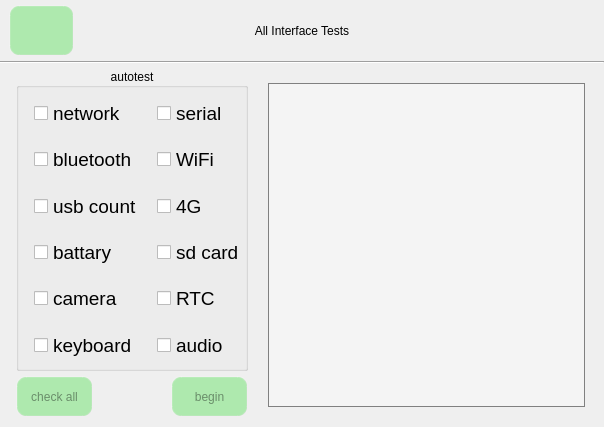
Qt form all_test.ui (jizizihe/baijie_demo) before a commit.
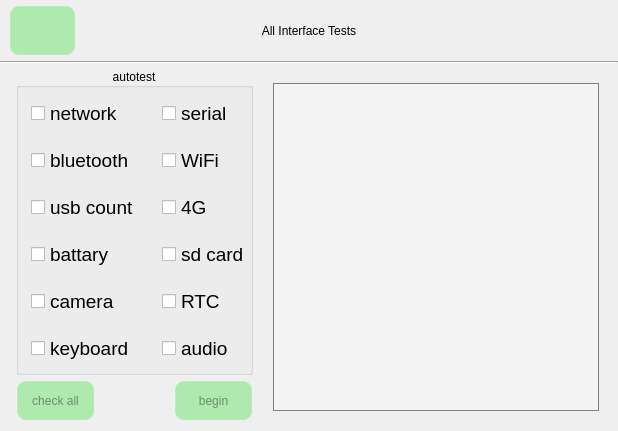
The same form after that commit. Icons and pictures are not drawn.

What changed in the file:
```diff
--- a/all_test.ui
+++ b/all_test.ui
@@ -6,8 +6,8 @@
    <rect>
     <x>0</x>
     <y>0</y>
-    <width>604</width>
-    <height>427</height>
+    <width>618</width>
+    <height>431</height>
    </rect>
   </property>
   <property name="minimumSize">
@@ -231,7 +231,7 @@
           <property name="alignment">
            <set>Qt::AlignCenter</set>
           </property>
-          <layout class="QGridLayout" name="gridLayout" columnstretch="1,3,1,3">
+          <layout class="QGridLayout" name="gridLayout" columnstretch="3,1,3">
            <property name="leftMargin">
             <number>0</number>
            </property>
@@ -247,8 +247,198 @@
            <property name="spacing">
             <number>0</number>
            </property>
-           <item row="0" column="1" rowspan="2">
+           <item row="0" column="2" rowspan="2">
+            <layout class="QVBoxLayout" name="verticalLayout_4">
+             <property name="topMargin">
+              <number>2</number>
+             </property>
+             <item>
+              <widget class="QCheckBox" name="serialChk">
+               <property name="sizePolicy">
+                <sizepolicy hsizetype="Minimum" vsizetype="Minimum">
+                 <horstretch>0</horstretch>
+                 <verstretch>0</verstretch>
+                </sizepolicy>
+               </property>
+               <property name="minimumSize">
+                <size>
+                 <width>0</width>
+                 <height>0</height>
+                </size>
+               </property>
+               <property name="maximumSize">
+                <size>
+                 <width>16777215</width>
+                 <height>16777215</height>
+                </size>
+               </property>
+               <property name="font">
+                <font>
+                 <pointsize>14</pointsize>
+                </font>
+               </property>
+               <property name="text">
+                <string>serial</string>
+               </property>
+              </widget>
+             </item>
+             <item>
+              <widget class="QCheckBox" name="wifiChk">
+               <property name="sizePolicy">
+                <sizepolicy hsizetype="Minimum" vsizetype="Minimum">
+                 <horstretch>0</horstretch>
+                 <verstretch>0</verstretch>
+                </sizepolicy>
+               </property>
+               <property name="minimumSize">
+                <size>
+                 <width>0</width>
+                 <height>0</height>
+                </size>
+               </property>
+               <property name="maximumSize">
+                <size>
+                 <width>16777215</width>
+                 <height>16777215</height>
+                </size>
+               </property>
+               <property name="font">
+                <font>
+                 <pointsize>14</pointsize>
+                </font>
+               </property>
+               <property name="text">
+                <string>WiFi</string>
+               </property>
+              </widget>
+             </item>
+             <item>
+              <widget class="QCheckBox" name="simChk">
+               <property name="sizePolicy">
+                <sizepolicy hsizetype="Minimum" vsizetype="Minimum">
+                 <horstretch>0</horstretch>
+                 <verstretch>0</verstretch>
+                </sizepolicy>
+               </property>
+               <property name="minimumSize">
+                <size>
+                 <width>0</width>
+                 <height>0</height>
+                </size>
+               </property>
+               <property name="maximumSize">
+                <size>
+                 <width>16777215</width>
+                 <height>16777215</height>
+                </size>
+               </property>
+               <property name="font">
+                <font>
+                 <pointsize>14</pointsize>
+                </font>
+               </property>
+               <property name="text">
+                <string>4G</string>
+               </property>
+              </widget>
+             </item>
+             <item>
+              <widget class="QCheckBox" name="sdcardChk">
+               <property name="sizePolicy">
+                <sizepolicy hsizetype="Minimum" vsizetype="Minimum">
+                 <horstretch>0</horstretch>
+                 <verstretch>0</verstretch>
+                </sizepolicy>
+               </property>
+               <property name="minimumSize">
+                <size>
+                 <width>0</width>
+                 <height>0</height>
+                </size>
+               </property>
+               <property name="maximumSize">
+                <size>
+                 <width>16777215</width>
+                 <height>16777215</height>
+                </size>
+               </property>
+               <property name="font">
+                <font>
+                 <pointsize>14</pointsize>
+                </font>
+               </property>
+               <property name="text">
+                <string>sd card</string>
+               </property>
+              </widget>
+             </item>
+             <item>
+              <widget class="QCheckBox" name="rtcChk">
+               <property name="sizePolicy">
+                <sizepolicy hsizetype="Minimum" vsizetype="Minimum">
+                 <horstretch>0</horstretch>
+                 <verstretch>0</verstretch>
+                </sizepolicy>
+               </property>
+               <property name="minimumSize">
+                <size>
+                 <width>0</width>
+                 <height>0</height>
+                </size>
+               </property>
+               <property name="maximumSize">
+                <size>
+                 <width>16777215</width>
+                 <height>16777215</height>
+                </size>
+               </property>
+               <property name="font">
+                <font>
+                 <pointsize>14</pointsize>
+                </font>
+               </property>
+               <property name="text">
+                <string>RTC</string>
+               </property>
+              </widget>
+             </item>
+             <item>
+              <widget class="QCheckBox" name="audioChk">
+               <property name="sizePolicy">
+                <sizepolicy hsizetype="Minimum" vsizetype="Minimum">
+                 <horstretch>0</horstretch>
+                 <verstretch>0</verstretch>
+                </sizepolicy>
+               </property>
+               <property name="minimumSize">
+                <size>
+                 <width>0</width>
+                 <height>0</height>
+                </size>
+               </property>
+               <property name="maximumSize">
+                <size>
+                 <width>16777215</width>
+                 <height>16777215</height>
+                </size>
+               </property>
+               <property name="font">
+                <font>
+                 <pointsize>14</pointsize>
+                </font>
+               </property>
+               <property name="text">
+                <string>audio</string>
+               </property>
+              </widget>
+             </item>
+            </layout>
+           </item>
+           <item row="0" column="0" rowspan="2">
             <layout class="QVBoxLayout" name="verticalLayout_3">
+             <property name="leftMargin">
+              <number>12</number>
+             </property>
              <property name="topMargin">
               <number>2</number>
              </property>
@@ -434,7 +624,7 @@
              </item>
             </layout>
            </item>
-           <item row="0" column="2">
+           <item row="0" column="1">
             <spacer name="horizontalSpacer_12">
              <property name="orientation">
               <enum>Qt::Horizontal</enum>
@@ -447,206 +637,6 @@
              </property>
             </spacer>
            </item>
-           <item row="0" column="0">
-            <spacer name="horizontalSpacer_23">
-             <property name="orientation">
-              <enum>Qt::Horizontal</enum>
-             </property>
-             <property name="sizeHint" stdset="0">
-              <size>
-               <width>17</width>
-               <height>20</height>
-              </size>
-             </property>
-            </spacer>
-           </item>
-           <item row="0" column="3" rowspan="2">
-            <layout class="QVBoxLayout" name="verticalLayout_4">
-             <property name="topMargin">
-              <number>2</number>
-             </property>
-             <item>
-              <widget class="QCheckBox" name="serialChk">
-               <property name="sizePolicy">
-                <sizepolicy hsizetype="Minimum" vsizetype="Minimum">
-                 <horstretch>0</horstretch>
-                 <verstretch>0</verstretch>
-                </sizepolicy>
-               </property>
-               <property name="minimumSize">
-                <size>
-                 <width>0</width>
-                 <height>0</height>
-                </size>
-               </property>
-               <property name="maximumSize">
-                <size>
-                 <width>16777215</width>
-                 <height>16777215</height>
-                </size>
-               </property>
-               <property name="font">
-                <font>
-                 <pointsize>14</pointsize>
-                </font>
-               </property>
-               <property name="text">
-                <string>serial</string>
-               </property>
-              </widget>
-             </item>
-             <item>
-              <widget class="QCheckBox" name="wifiChk">
-               <property name="sizePolicy">
-                <sizepolicy hsizetype="Minimum" vsizetype="Minimum">
-                 <horstretch>0</horstretch>
-                 <verstretch>0</verstretch>
-                </sizepolicy>
-               </property>
-               <property name="minimumSize">
-                <size>
-                 <width>0</width>
-                 <height>0</height>
-                </size>
-               </property>
-               <property name="maximumSize">
-                <size>
-                 <width>16777215</width>
-                 <height>16777215</height>
-                </size>
-               </property>
-               <property name="font">
-                <font>
-                 <pointsize>14</pointsize>
-                </font>
-               </property>
-               <property name="text">
-                <string>WiFi</string>
-               </property>
-              </widget>
-             </item>
-             <item>
-              <widget class="QCheckBox" name="simChk">
-               <property name="sizePolicy">
-                <sizepolicy hsizetype="Minimum" vsizetype="Minimum">
-                 <horstretch>0</horstretch>
-                 <verstretch>0</verstretch>
-                </sizepolicy>
-               </property>
-               <property name="minimumSize">
-                <size>
-                 <width>0</width>
-                 <height>0</height>
-                </size>
-               </property>
-               <property name="maximumSize">
-                <size>
-                 <width>16777215</width>
-                 <height>16777215</height>
-                </size>
-               </property>
-               <property name="font">
-                <font>
-                 <pointsize>14</pointsize>
-                </font>
-               </property>
-               <property name="text">
-                <string>4G</string>
-               </property>
-              </widget>
-             </item>
-             <item>
-              <widget class="QCheckBox" name="sdcardChk">
-               <property name="sizePolicy">
-                <sizepolicy hsizetype="Minimum" vsizetype="Minimum">
-                 <horstretch>0</horstretch>
-                 <verstretch>0</verstretch>
-                </sizepolicy>
-               </property>
-               <property name="minimumSize">
-                <size>
-                 <width>0</width>
-                 <height>0</height>
-                </size>
-               </property>
-               <property name="maximumSize">
-                <size>
-                 <width>16777215</width>
-                 <height>16777215</height>
-                </size>
-               </property>
-               <property name="font">
-                <font>
-                 <pointsize>14</pointsize>
-                </font>
-               </property>
-               <property name="text">
-                <string>sd card</string>
-               </property>
-              </widget>
-             </item>
-             <item>
-              <widget class="QCheckBox" name="rtcChk">
-               <property name="sizePolicy">
-                <sizepolicy hsizetype="Minimum" vsizetype="Minimum">
-                 <horstretch>0</horstretch>
-                 <verstretch>0</verstretch>
-                </sizepolicy>
-               </property>
-               <property name="minimumSize">
-                <size>
-                 <width>0</width>
-                 <height>0</height>
-                </size>
-               </property>
-               <property name="maximumSize">
-                <size>
-                 <width>16777215</width>
-                 <height>16777215</height>
-                </size>
-               </property>
-               <property name="font">
-                <font>
-                 <pointsize>14</pointsize>
-                </font>
-               </property>
-               <property name="text">
-                <string>RTC</string>
-               </property>
-              </widget>
-             </item>
-             <item>
-              <widget class="QCheckBox" name="audioChk">
-               <property name="sizePolicy">
-                <sizepolicy hsizetype="Minimum" vsizetype="Minimum">
-                 <horstretch>0</horstretch>
-                 <verstretch>0</verstretch>
-                </sizepolicy>
-               </property>
-               <property name="minimumSize">
-                <size>
-                 <width>0</width>
-                 <height>0</height>
-                </size>
-               </property>
-               <property name="maximumSize">
-                <size>
-                 <width>16777215</width>
-                 <height>16777215</height>
-                </size>
-               </property>
-               <property name="font">
-                <font>
-                 <pointsize>14</pointsize>
-                </font>
-               </property>
-               <property name="text">
-                <string>audio</string>
-               </property>
-              </widget>
-             </item>
-            </layout>
-           </item>
           </layout>
          </widget>
         </item>
```
Left out of the diff: 5 changed lines with no effect on the pictures.
